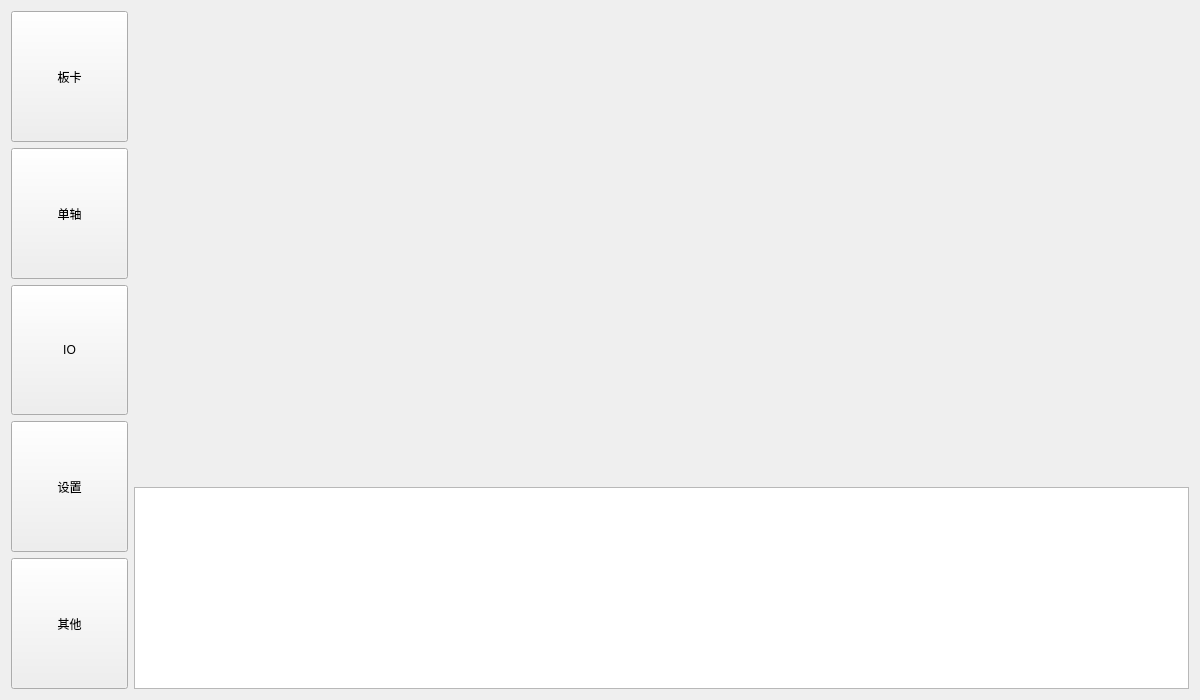
whisper512/GTS, file GTSSimpleController/Widget/GTSControllerWidget.ui: the form before one commit.
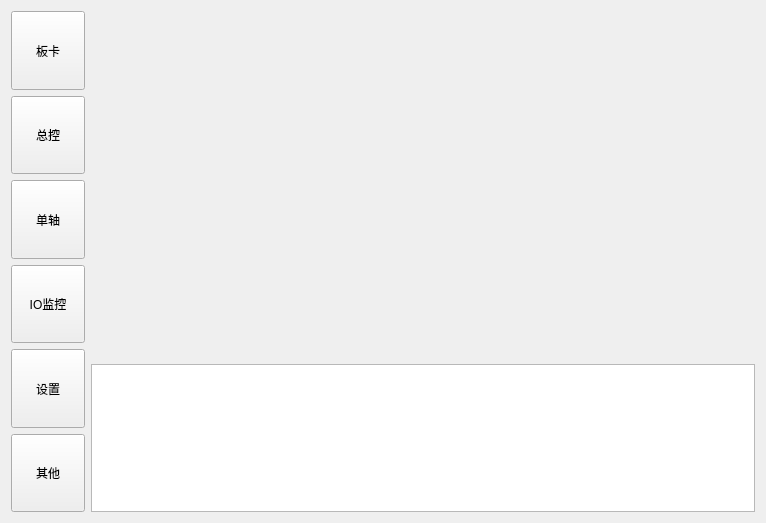
The form after the commit.

Commit message: 添加总控界面

Diff of the .ui file:
```diff
--- a/GTSSimpleController/Widget/GTSControllerWidget.ui
+++ b/GTSSimpleController/Widget/GTSControllerWidget.ui
@@ -6,8 +6,8 @@
    <rect>
     <x>0</x>
     <y>0</y>
-    <width>1200</width>
-    <height>700</height>
+    <width>766</width>
+    <height>523</height>
    </rect>
   </property>
   <property name="windowTitle">
@@ -32,6 +32,19 @@
        </property>
       </widget>
      </item>
+     <item>
+      <widget class="QToolButton" name="toolButton_masterControl">
+       <property name="sizePolicy">
+        <sizepolicy hsizetype="Preferred" vsizetype="Preferred">
+         <horstretch>0</horstretch>
+         <verstretch>0</verstretch>
+        </sizepolicy>
+       </property>
+       <property name="text">
+        <string>总控</string>
+       </property>
+      </widget>
+     </item>
      <item>
       <widget class="QToolButton" name="toolButton_Axis">
        <property name="sizePolicy">
@@ -54,7 +67,7 @@
         </sizepolicy>
        </property>
        <property name="text">
-        <string>IO</string>
+        <string>IO监控</string>
        </property>
       </widget>
      </item>
```
The commit also changes 10 other files.
